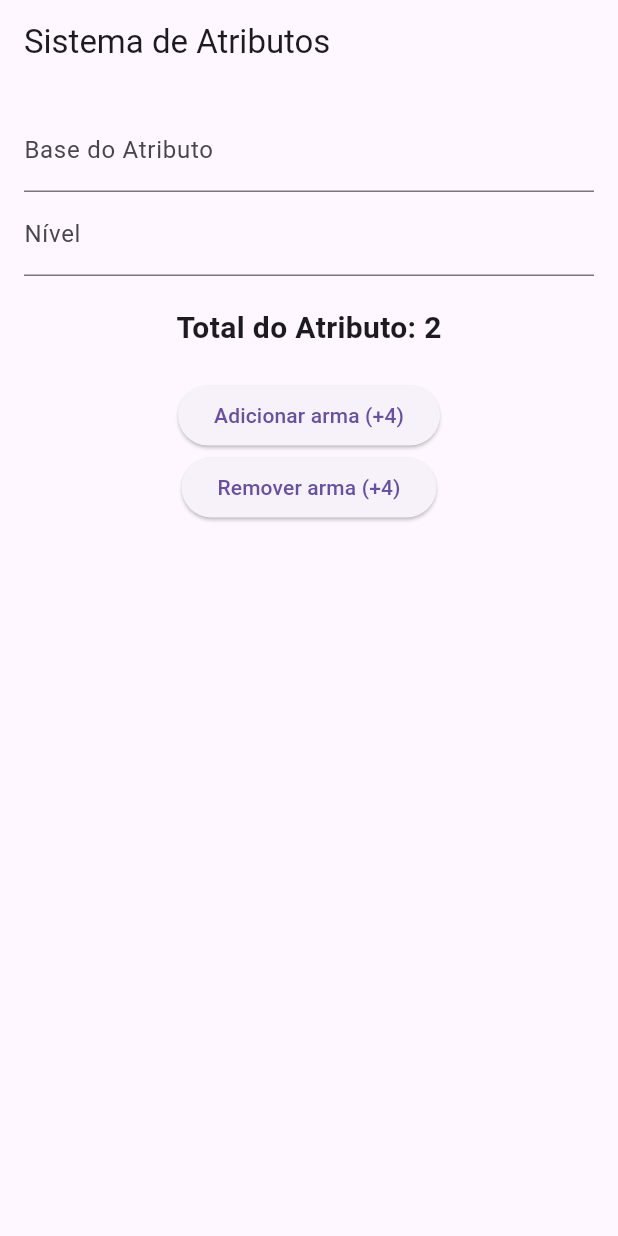
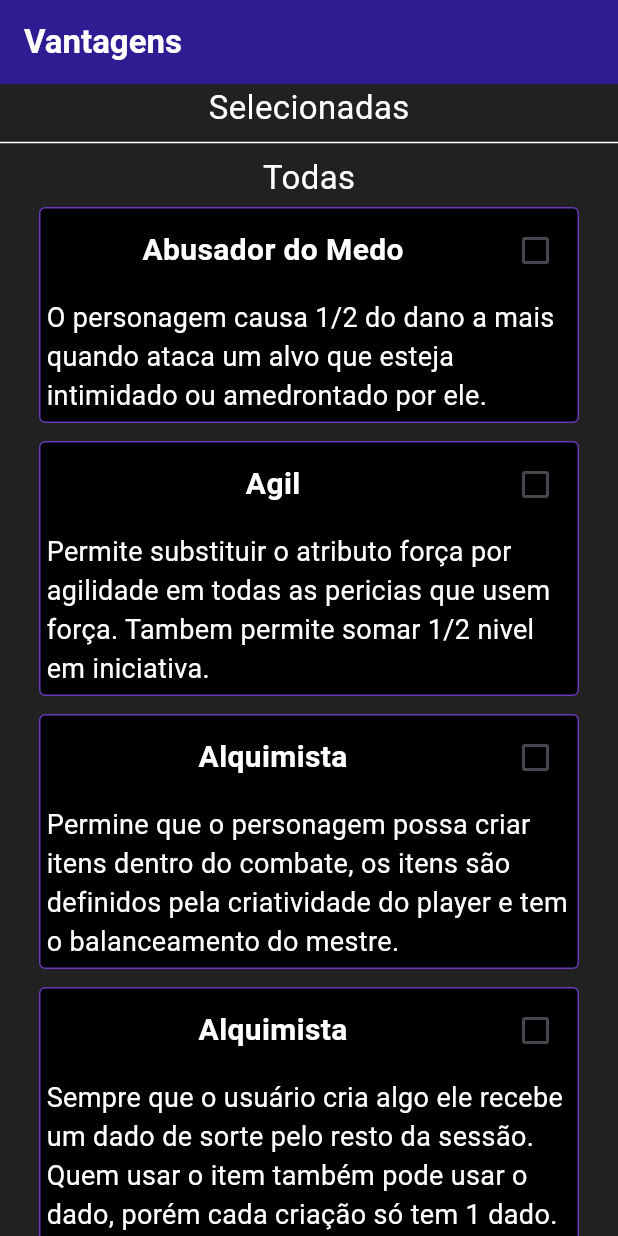
Before and after one commit to HugoGuilhermeSilva/FichasRPG, a Flutter app: the screen it shows after launch, on a phone screen of 412 x 824 dp. Run offline on Flutter 3.47's test engine with Material 3 defaults, Android fonts, the phone set to English and light mode, and no system bars.

Commit message:
tela de ventagens v1 pronta.

```diff
--- /dev/null
+++ b/lib/common/advantages_widget.dart
@@ -0,0 +1,73 @@
+import 'package:flutter/material.dart';
+
+class AdvantagesCards extends StatelessWidget {
+  final String name;
+  final String description;
+  final bool selected;
+  final ValueChanged<bool?> onChanged;
+
+  const AdvantagesCards({
+    required this.name,
+    required this.description,
+    required this.selected,
+    required this.onChanged,
+    super.key
+  });
+  @override
+  Widget build(BuildContext context){
+    return Container(
+      padding: EdgeInsets.all(4),
+      margin: EdgeInsets.all(4),
+      decoration: BoxDecoration(
+          border: Border.all(color: Colors.deepPurple),
+          borderRadius: BorderRadius.circular(4),
+          color: Colors.black
+      ),
+      child: Column(
+        mainAxisAlignment: MainAxisAlignment.start,
+        children: [
+          ConstrainedBox(constraints: BoxConstraints(
+            maxWidth: 350
+          ),
+            child: Row(
+              mainAxisAlignment: MainAxisAlignment.center,
+              children: [
+                Expanded(child: Center(
+                  child: Text(name,
+                    style: TextStyle(
+                      fontWeight: FontWeight.bold,
+                      color: Colors.white,
+                      fontSize: 20,
+                    ),
+                  ),
+                )),
+                Checkbox(value: selected, onChanged: onChanged),
+              ],
+            ),
+          ),
+          SizedBox(height: 8,),
+         ConstrainedBox(constraints: BoxConstraints(
+           maxWidth: 350
+         ),
+           child:  Text(description,
+             style: TextStyle(
+                 color: Colors.white,
+                 fontSize: 18
+             ),
+           ),
+         )
+        ],
+      ),
+    );
+  }
+}
+class Advantage{
+  String name;
+  String description;
+  bool selected;
+  Advantage({
+    required this.name,
+    required this.description,
+    this.selected = false
+});
+}
--- a/lib/main.dart
+++ b/lib/main.dart
@@ -1,31 +1,24 @@
 import 'package:flutter/material.dart';
-import 'package:provider/provider.dart';
-import 'package:fichas/models/atributes.dart';
-import 'package:fichas/screens/atributes_screen.dart';
+//import 'package:provider/provider.dart';
+//import 'package:fichas/models/atributes.dart';
+//import 'package:fichas/screens/atributes_screen.dart';
+import 'package:fichas/common/attribute_box_widget.dart';
+import 'package:fichas/common/expertise_box_widget.dart';
+import 'package:fichas/common/advantages_widget.dart';
+import 'package:fichas/screens/advantagens_screen.dart';
 
 void main() {
-  runApp(
-    MultiProvider(
-      providers: [
-        ChangeNotifierProvider(
-          create: (_) => AttributeCalculator(divisor: 3), // exemplo
-        ),
-      ],
-      child: const MyApp(),
-    ),
-  );
+  runApp(MyApp());
 }
-
-class MyApp extends StatelessWidget {
+class MyApp extends StatelessWidget{
   const MyApp({super.key});
 
   @override
-  Widget build(BuildContext context) {
+  Widget build(BuildContext context){
     return MaterialApp(
-      home: Scaffold(
-        appBar: AppBar(title: const Text("Sistema de Atributos")),
-        body: const AttributeScreen(),
-      ),
+      title: 'teste',
+      theme: ThemeData(primaryColor: Colors.white),
+      home: const AdvantagesScreen(),
     );
   }
 }
--- /dev/null
+++ b/lib/screens/advantagens_screen.dart
@@ -0,0 +1,147 @@
+import 'package:flutter/material.dart';
+import 'package:fichas/common/advantages_widget.dart';
+
+class AdvantagesScreen extends StatefulWidget{
+  const AdvantagesScreen({super.key});
+  @override
+  State<AdvantagesScreen> createState() => _AdvantagesScreenState();
+}
+class _AdvantagesScreenState extends State<AdvantagesScreen>{
+  List<Advantage> allAdvantages = [
+    Advantage(name: 'Abusador do Medo', description: 'O personagem causa 1/2 do dano a mais quando ataca um alvo que esteja intimidado ou amedrontado por ele.'),
+    Advantage(name: 'Agil', description: 'Permite substituir o atributo força por agilidade em todas as pericias que usem força. Tambem permite somar 1/2 nivel em iniciativa. '),
+    Advantage(name: 'Alquimista', description: 'Permine que o personagem possa criar itens dentro do combate, os itens são definidos pela criatividade do player e tem o balanceamento do mestre.'),
+    Advantage(name: 'Alquimista', description: 'Sempre que o usuário cria algo ele recebe um dado de sorte pelo resto da sessão. Quem usar o item também pode usar o dado, porém cada criação só tem 1 dado.'),
+    Advantage(name: 'Alvo Marcado', description: 'Caso voce consiga rastrear um alvo voce causa 1/2 do dano a mais durante a cena.'),
+    Advantage(name: 'Ambidestria', description: 'Permite atacar 3x ao inves de uma com seu ataque padrão. Tamebm permite utilizar 2 armas no lugar de um acessório ao invés de 1. '),
+    Advantage(name: 'Anjo da Morte', description: 'Todo o dano do personagem passa a ser letal e caso o personagem cause dano letal o alvo não fica em death save, ele morre instantaneamente.'),
+    Advantage(name: 'Aperfeiçoamento', description: 'Recebe 1/3+2 do nivel em combate corporal.'),
+    Advantage(name: 'Aprendiz Rápido', description: 'Recebe +1 ponto de pericia por nivel e o limite de pontos de pericia passa a ser o nivel. '),
+    Advantage(name: 'Aproveitador', description: 'Recebe 1/4+2 do nível em ações bônus. '),
+    Advantage(name: 'Ás do volante', description: 'Voce é proficiente em qualquer tipo de veiculo, e também recebe um veiculo do mestre.'),
+    Advantage(name: 'Ataque Agravante', description: 'Ganha 5x o seu nivel em dano fixo no dano por turno, ou seu nivel em dano fixo no dano normal.'),
+    Advantage(name: 'Ataque Brutal', description: 'Pode givar 1 de acerto para receber 1/2 nivel em graus de dano a mais para cada 1 de acerto que perdeu. '),
+    Advantage(name: 'Ataque descuidado', description: 'Voce recebe vantagem em todas as rolagens de dano, porém todos os inimigos tem vantagem para te acertar ate o inicio do seu proximo turno.'),
+    Advantage(name: 'Ataques Rápidos', description: 'Pode usar agilidade para atacar corpo a corpo no lugar de força.'),
+    Advantage(name: 'Aterrorizante', description: 'Tem vantagem em testes de intimidação. '),
+    Advantage(name: 'Atirador', description: 'Recebe 1/3+2 do nível em acerto em combate a distancia.'),
+    Advantage(name: 'Centro das Atenções', description: 'Recebe o triplo de reputação.'),
+    Advantage(name: 'Clone Perfeito', description: 'O clone do personagem conta como copia perfeita do personagem tendo todos seus poderes e habilidades (menos ultimate). '),
+    Advantage(name: 'Combate Agarrado', description: 'Passa a poder agarrar o inimigo, enquanto agarrado recebe vantagem nos ataques contra ele. Porém tem desvantagem em esquiva e bloqueio contra outros alvos.'),
+    Advantage(name: 'Combate Audacioso', description: 'Permite ao personagem realizar um combo de ataques onde cada ataque no seu turno recebe uma nota diferente, dependendo da note recebe um bônus diferente pelo resto da cena. A partir da nota S sempre que voce errar um ataque voce volta para a nota S.\nE - +1 de acerto e 1 grau de dano\nD - +2 de acerto e +2 graus de dano\nC - +3 de acerto e +3 graus de dano\nB - +4 de acerto e +4 graus de dano.\nA - +5 de acerto e +5 graus de dano.\nS - +6 de acerto e +6 graus de dano.\nSS - Recebe seu nível em reputação\nSSS - Recebe 2x seu nível em reputação.'),
+    Advantage(name: 'Companheiro Animal', description: 'Você recebe um companheiro do mestre, ele pode ser ofensivo, defensivo ou  utilitário, recebendo 1/3 do nivel de bônus para acerto/esquiva, bloqueio, ou em 4 pericias a sua escolha.'),
+    Advantage(name: 'Conhecimento Infinito', description: 'Recebe 1/5 nivel em conhecimentos da tabela. '),
+    Advantage(name: 'Consciência Cósmica', description: 'Pode escolher 1/5 do nível de pericias para ter vantagem nas rolagens. '),
+    Advantage(name: 'Constituição Aprimorada', description: 'Tem vantagem para resistir a efeitos.'),
+    Advantage(name: 'Contra Ataque', description: 'Pode gastar sua reação para fazer um ataque sempre que um ataque não te acerta, caso o ataque te acerte voce pode gastar 3 reações para fazer o ataque e voce tem vantagem na rolagem. '),
+    Advantage(name: 'Critico Aprimorado', description: 'Aumenta o multiplicador do critico em 1 e diminui a margem em 1'),
+    Advantage(name: 'De pé', description: 'O personagem não pode ser derrubado.'),
+    Advantage(name: 'Descansado', description: 'Permite descansar na metade do tempo normal.'),
+    Advantage(name: 'Despertar do Mana', description: 'Recebe a lista de magias e spellslots do DND uma classe a sua escolha. Caso a magia seja de dano ela causa metade dos seus graus de dano por dado de dano da magia. Seu nivel da classe escolhida é igual ao seu nivel - 5. '),
+    Advantage(name: 'Despistar', description: 'Recebe 1/2 do nivel em furtividade e tem vantagem nos testes contando que possa se mover livremente. '),
+    Advantage(name: 'Diligente', description: 'Abre mão de qualquer movimentação até seu proximo turno para dobrar o bonus de uma pericia. '),
+    Advantage(name: 'Dois Poderes', description: 'O personagem herdou tanto a quirk do pai quanto da mãe recebendo uma passiva adicional.(personagens com essa vantagem não podem comprar bestiario mistico)'),
+    Advantage(name: 'Driblar a Morte', description: 'O personagem não perde o death save a menos que seja atacado.'),
+    Advantage(name: 'Duro como pedra', description: 'Recebe graus de vida temporários iguais ao seu defender comprado.'),
+    Advantage(name: 'Duro de matar', description: 'Adiciona o nivel em turnos no deah save.'),
+    Advantage(name: 'Duvido', description: 'Quando alguem tem essa vantagem o mestre pode lançar um desafio para a pessoa a qualquer momento, se voce cumprir o desafio recebe 1 ponto heroico seu nivel em reputação (depende do desafio) e 25 willcoins.'),
+    Advantage(name: 'Efeito Aprimorado', description: 'Dobra a duração dos efeitos do personagem.'),
+    Advantage(name: 'Empreendedor', description: 'Voce tem um negocio de sucesso lhe dando 25 willcoins por sessão.(essa vantagem pode ser escolhida mais de 1 vez)'),
+    Advantage(name: 'Esguio', description: 'Caso voce tenha menos de 100 de vida maxima, voce recebe xp dobrada.'),
+    Advantage(name: 'Esconderijo', description: 'Voce tem um ponto seguro que sempre pode acessar, a qualquer momento pode fugir para ele.'),
+    Advantage(name: 'Especialista Médica', description: 'A cura do peronagem passa a receber 3x o nivel como cura fixa, também torna o personagem capaz de realizar cirurgias simples. '),
+    Advantage(name: 'Estilo Corpo a Corpo', description: 'Você focou em aprender a se virar em luta corpo a corpo, caso seja alvo de um ataque a distancia você recebe metade do dano.'),
+    Advantage(name: 'Estilo de 1 arma', description: 'Caso voce esteja usando apenas uma arma e nenhuma armadura, voce recebe +2 em acerto com essa arma, seu passo de dano aumenta em 1 e sua margem de critico e seu multiplicador aumentam em 1. '),
+    Advantage(name: 'Eu Vim Barganhar', description: '1 vez por sessão pode fazer um teste de carisma, se passar pode comprar itens pela metade do preço. (mas somente para voce).'),
+    Advantage(name: 'Eu faço meu destino', description: 'Permite somar 1/5+2 do seu nivel em qualquer clash.'),
+    Advantage(name: 'Fator de Cura Aprimorado', description: 'Sempre que você é curado ou cura alguem você cura completamente. '),
+    Advantage(name: 'Flash', description: 'Recebe 1/2 do nivel em iniciativa e tem vantagem no teste de iniciativa.'),
+    Advantage(name: 'Frieza', description: 'O movimento do personagem não provoca ataques de oportunidade.'),
+    Advantage(name: 'Fúria', description: 'Permite ao personagem entrar em fúria no combate, durante a fúria não pode tomar nenhuma ação que não seja atacar, porém recebe 1/4 nível em acerto e bloqueio/esquiva e imunidade a todos os danos fisicos. Se não atacar a furia se encerra e não pode ser acessada novamente pela cena.'),
+    Advantage(name: 'Inabalável', description: 'Diminui pela metade o cd para se manter concentrado.'),
+    Advantage(name: 'Instinto Assassino', description: 'Sempre que você mata um alvo você recebe 1/4 do seu nível no seu poder principal (pode ser dano, manipulação, gravidade etc.)'),
+    Advantage(name: 'Investigador Nato', description: 'Recebe 1/2 do nivel em rastrear e investigação, o bonus maximo passa a ser igual ao nivel.'),
+    Advantage(name: 'Jogador Caro', description: 'O personagem tem um dom nato para um tipo de jogo, escolha um modo\ncomo: jogos esportivos, jogos de carta/tabuleiro, eletrônicos, etc.'),
+    Advantage(name: 'Ler Movimentos', description: 'Recebe 1/4+1 nivel em bloqueio, também pode usar sua reação para receber seu nivel no bloqueio no ataque. 1 por rodada.'),
+    Advantage(name: 'Linguista Nato', description: 'ganha fluência em metade do seu nivel de línguas conhecidas.'),
+    Advantage(name: 'Louco por Conhecimento', description: 'Recebe 1/3 do nivel em conhecimentos.'),
+    Advantage(name: 'Lutador Inteligente', description: 'Permite ao personagem fazer um teste de percepção/procurar/investigação/intuição, para descobrir algo sobre o oponente de passivas a pontos de vida, acerto etc.'),
+    Advantage(name: 'Lutar as cegas', description: 'Permite ao personagem  lutar contra alvos que ele não esteja vendo.'),
+    Advantage(name: 'Mais Alvos', description: 'Permite atingir mais de um alvo por ataque mental.(esta vantagem pode ser pega mais de uma vez)'),
+    Advantage(name: 'Mãos Rápidas', description: 'Recebe vantagem em um teste para roubar algo.'),
+    Advantage(name: 'Mascarar Poder', description: 'Com esta vantagem inimigos não podem saber suas passivas/habilidades até que você as use.'),
+    Advantage(name: 'Manobra', description: 'Pode givar o dano de um ataque para derrubar o alvo, enquanto derrubado voce tem vantagem nos ataques contra ele.'),
+    Advantage(name: 'Master Chef', description: 'O personagem aprende a cozinhar, fazendo com que quem coma sua comida receba seu nivel +2 em graus de vida temporarios.'),
+    Advantage(name: 'Megamente', description: 'Recebe 1/3+2 do nível em acerto em combate mental.'),
+    Advantage(name: 'Mente Calma', description: 'Permite rolar o save para sair de algum efeito no inicio do seu turno e no final.'),
+    Advantage(name: 'Mestre do Combate', description: 'Ganha a habilidade de escolher entre dano letal ou não letal sem a redução de dano.'),
+    Advantage(name: 'Mestre em Pericias', description: 'A cada 2 pericias que voce tiver que seus bonus forem maiores que seu nivel voce recebe +1 ataque.'),
+    Advantage(name: 'Mutação', description: 'O personagem não possui o poder de nenhum dos pais tendo recebido ele por experimentos ou outras formas. Assim recebendo 30 de xp extra por nivel.'),
+    Advantage(name: 'Na Mira', description: 'O personagem pode gastar todo seu movimento no turno junto com uma ação bônus para mirar no alvo, enquanto na mira sua margem de critico diminui em 2.'),
+    Advantage(name: "Nah I'D Win", description: 'Seu personagem pode continuar vivo por 5 minutos após sua morte, usar essa vantagem faz com que sua ressureição seja impossível por quaisquer métodos.'),
+    Advantage(name: 'Nascido Para Matar', description: 'Caso o seu alvo tenha menos de 1/4 da vida, o seu dano nele é maximizado.'),
+    Advantage(name: 'Oportunista', description: 'Recebe 1/5 do nivel em reações.'),
+    Advantage(name: 'Sherlock Holmes', description: 'Você pode somar sua inteligência em Procurar, Prontidão e Rastrear.'),
+    Advantage(name: 'Paranoico', description: 'Recebe seu nivel em prontidão e vantagem nos testes.'),
+    Advantage(name: 'Penetrante', description: 'A cada 4 graus de dano voce ignora 1 grau de defender.'),
+    Advantage(name: 'Pericia Inata', description: 'Recebe 1/3+2 do nivel em uma pericia a sua escolha. Maximo 2.'),
+    Advantage(name: 'Preparo', description: 'O personagem sempre tem um as na manga, fazendo com que possa rolar um d100 para ter um item util para a situação.'),
+    Advantage(name: 'Prontidão Aprimorada', description: 'Recebe +10 de iniciativa e não pode mais ser surpreendido.'),
+    Advantage(name: 'Robusto', description: 'Dobra sua vida Máxima.'),
+    Advantage(name: 'Sacrifício', description: 'Pode abrir mão de 1/8 da sua vida máxima (contando com a vida resistível) para receber metade do valor que abriu mão em acerto pelo resto do turno, a vida que você perdeu dessa forma não pode ser curada de nenhuma forma.'),
+    Advantage(name: 'Sagramento', description: 'Cada ataque acumula 1 stack, com 100 stacks voce causa 20% da vida maxima do alvo como dano.'),
+    Advantage(name: 'Sorte', description: 'Tem metade do nivel em dados de sorte que podem ser gastos a qualquer momento para rerolar um teste.'),
+    Advantage(name: 'Surto Heroico', description: 'Voce recebe um turno adicional, porém fica exausto perdendo seus proximos 2 turnos.'),
+    Advantage(name: 'Trespassar', description: 'Sempre que derrota um alvo pode fazer 1/3 do nivel de ataques adicionais em outro alvo.'),
+    Advantage(name: 'Voadora', description: 'Recebe dano fixo igual ao seu grau de mover-se'),
+    Advantage(name: 'Vontade de Ferro', description: 'Recebe seu nivel em força de vontade e pode usar sua reação para dobrar esse bonus por um ataque.'),
+    Advantage(name: 'X1 Lixo', description: 'Enquanto em uma luta 1v1 seu passo de dano aumenta em 1 e seu rd aumenta em 2. ( Caso voce só ataque 1 inimigo e não cause dano em área voce tambem recebe os bonus dessa vantagem ).'),
+  ];
+  @override
+  Widget build(BuildContext context){
+    final selected = allAdvantages.where((a) => a.selected).toList();
+    final general = allAdvantages.where((a) => !a.selected).toList();
+
+    return Scaffold(
+      appBar: AppBar(title: Text('Vantagens', style: TextStyle(color: Colors.white, fontWeight: FontWeight.bold,),),backgroundColor: Colors.deepPurple[900],),
+      backgroundColor: Colors.grey[900],
+      body: SingleChildScrollView(
+        child: Column(
+          children: [
+            Text('Selecionadas', style: TextStyle( color: Colors.white, fontSize: 22),),
+            Wrap(
+              spacing: 4,
+              runSpacing: 4,
+              children: selected.map((a) =>
+              AdvantagesCards(
+                name: a.name,
+                description: a.description,
+                selected: a.selected,
+                onChanged: (val){
+                  setState(() => a.selected = val ?? false);
+                },
+              )
+            ).toList()
+            ),
+            Divider(color: Colors.white,),
+            Text('Todas', style: TextStyle(color: Colors.white, fontSize: 22),),
+            Wrap(
+              spacing: 4,
+              runSpacing: 4,
+              children: general.map((a) =>
+                AdvantagesCards(
+                  name: a.name,
+                  description: a.description,
+                  selected: a.selected,
+                  onChanged: (val){
+                    setState(() => a.selected = val ?? false);
+                  } ,
+                )
+              ).toList()
+            ),
+          ],
+        ),
+      ),
+    );
+  }
+}
--- a/lib/screens/atributes_screen.dart
+++ b/lib/screens/atributes_screen.dart
@@ -17,12 +17,12 @@ class AttributeScreen extends StatelessWidget{
           TextField(
             decoration: const InputDecoration(labelText: "Base do Atributo"),
             keyboardType: TextInputType.number,
-            onChanged: calculator.setBaseAttribute,
+            onChanged: null,
           ),
           TextField(
             decoration: const InputDecoration(labelText: "Nível"),
             keyboardType: TextInputType.number,
-            onChanged: calculator.setLevel,
+            onChanged: null,
           ),
           const SizedBox(height: 20),
           Consumer<AttributeCalculator>(
@@ -33,15 +33,6 @@ class AttributeScreen extends StatelessWidget{
               );
             },
           ),
-          const SizedBox(height: 20),
-          ElevatedButton(
-            onPressed: () => calculator.addModifier(4),
-            child: const Text("Adicionar arma (+4)"),
-          ),
-          ElevatedButton(
-            onPressed: () => calculator.removeModifier(4),
-            child: const Text("Remover arma (+4)"),
-          ),
         ],
       ),
     );
```
Also changed, not shown: lib/common/attribute_box_widget.dart (added, +109 -0 lines), lib/common/expertise_box_widget.dart (added, +114 -0 lines), lib/models/atributes.dart (+7 -1 lines), lib/common/box_widget.dart (deleted), lib/common/power_box_widget.dart (added).
